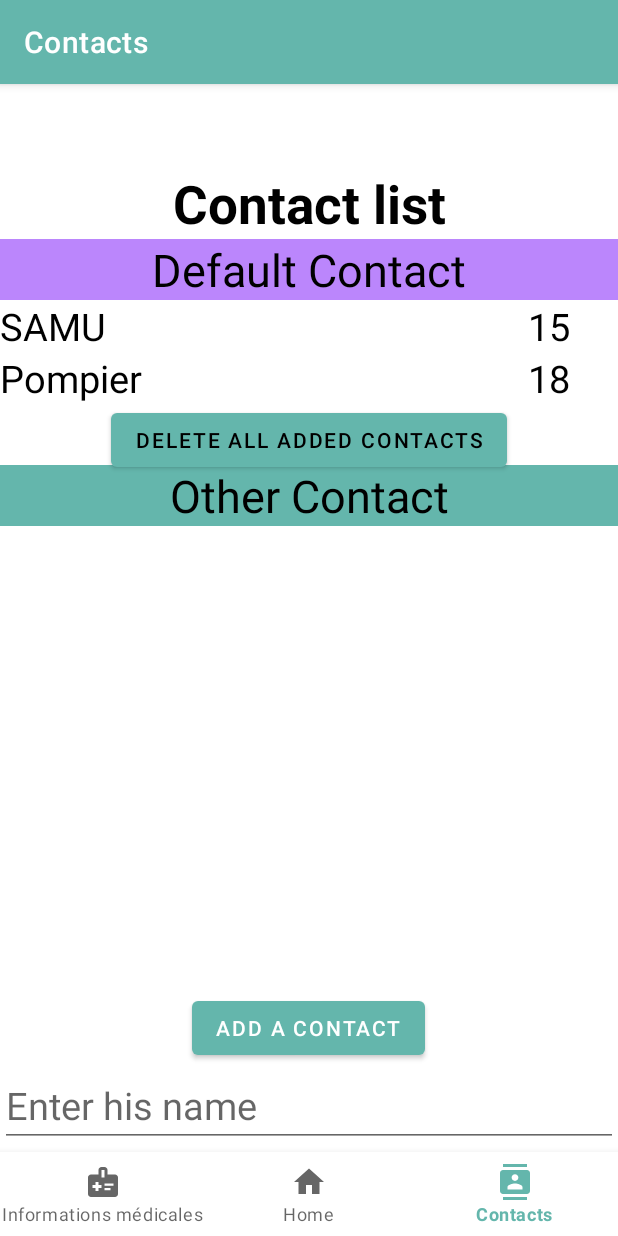
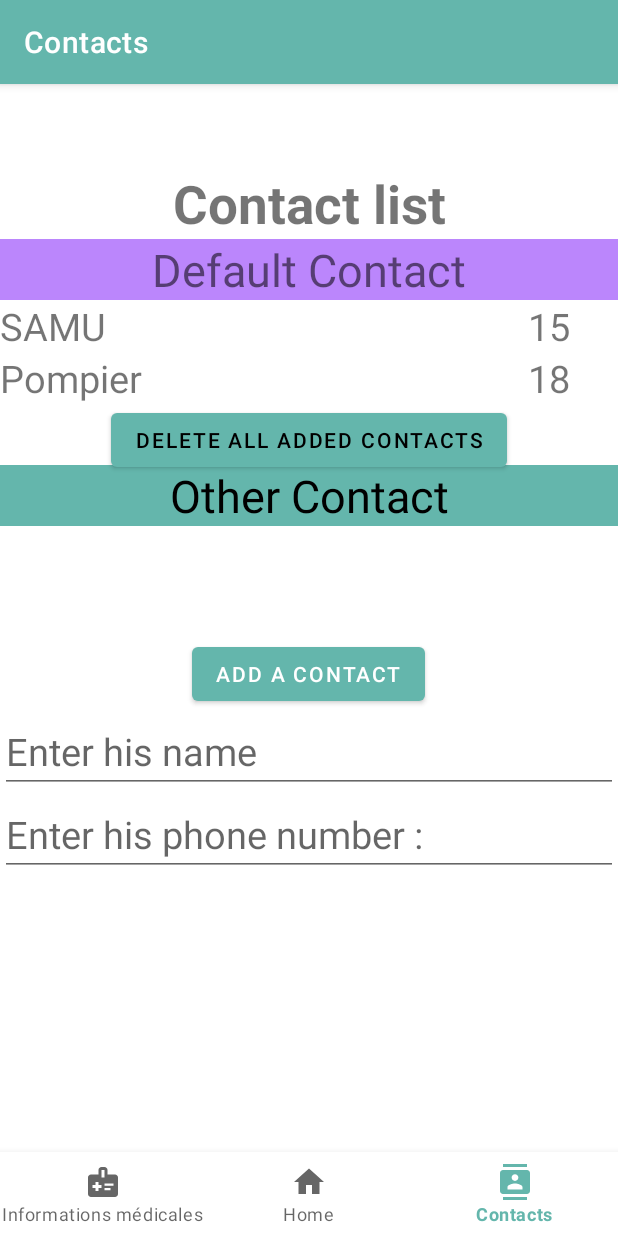
Before and after one commit to alexandre-bussiere/Pocket-Assistant, an Android app: the ContactFragment screen opened through its navigation route, on a phone screen of 412 x 824 dp. Run offline under Robolectric (Android 15) with nearby library versions, the phone set to English and light mode, and no system bars; our stand-ins replace navigation-ui.

Commit message:
plen de truc

```diff
--- a/app/src/main/java/com/example/pocket_assistant/ui/contact/ContactFragment.java
+++ b/app/src/main/java/com/example/pocket_assistant/ui/contact/ContactFragment.java
@@ -22,14 +22,14 @@ import com.example.pocket_assistant.databinding.FragmentContactBinding;
 
 public class ContactFragment extends Fragment {
 
-    private FragmentContactBinding binding;
+    private  FragmentContactBinding binding;
     private final static int NbContactMax=10;
     EditText name_Edit, phone_Edit;
     Button button_Add_Contact;
     Button button_Delete_All_Coontact;
 
     Button[] buttons_delete_Contact =new Button[NbContactMax];
-    TextView[] name_View= new TextView[NbContactMax],phone_View= new TextView[NbContactMax];
+    public  TextView[] name_View= new TextView[NbContactMax],phone_View= new TextView[NbContactMax];
     static int nbContact=0;
 
     Context context;
@@ -153,7 +153,7 @@ public class ContactFragment extends Fragment {
         return name_View;
 
     }
-    public TextView[] CreateTabContactPhone(){
+    public  TextView[] CreateTabContactPhone(){
         TextView[] phone_View= new TextView[NbContactMax];
         phone_View[0]=binding.phoneView0;
         phone_View[1]=binding.phoneView1;
--- a/app/src/main/res/layout/fragment_contact.xml
+++ b/app/src/main/res/layout/fragment_contact.xml
@@ -27,7 +27,6 @@
         android:layout_height="wrap_content"
         android:text="@string/header_contact"
         android:textAlignment="center"
-        android:textColor="@color/black"
         android:textSize="35sp"
         app:layout_constraintTop_toTopOf="parent"
         tools:layout_editor_absoluteX="-8dp" />
@@ -38,7 +37,6 @@
         android:layout_height="wrap_content"
         android:text="@string/subtitle1_contact"
         android:textAlignment="center"
-        android:textColor="@color/black"
         android:background="@color/purple_200"
         android:textSize="30sp"
         app:layout_constraintStart_toStartOf="parent"
@@ -49,7 +47,6 @@
         android:layout_width="wrap_content"
         android:layout_height="wrap_content"
         android:text="@string/default1_name_contact"
-        android:textColor="@color/black"
         android:textSize="25sp"
         app:layout_constraintStart_toStartOf="parent"
         app:layout_constraintTop_toBottomOf="@+id/subtitle1_contact" />
@@ -60,7 +57,6 @@
         android:layout_height="wrap_content"
         android:layout_marginEnd="32dp"
         android:text="@string/default1_name_phone_number"
-        android:textColor="@color/black"
         android:textSize="25sp"
         app:layout_constraintEnd_toEndOf="parent"
         app:layout_constraintTop_toBottomOf="@+id/subtitle1_contact" />
@@ -70,7 +66,6 @@
         android:layout_width="wrap_content"
         android:layout_height="wrap_content"
         android:text="@string/default2_name_contact"
-        android:textColor="@color/black"
         android:textSize="25sp"
         app:layout_constraintStart_toStartOf="parent"
         app:layout_constraintTop_toBottomOf="@+id/default1_contact_name" />
@@ -81,7 +76,6 @@
         android:layout_height="wrap_content"
         android:layout_marginEnd="32dp"
         android:text="@string/default2_name_phone_number"
-        android:textColor="@color/black"
         android:textSize="25sp"
         app:layout_constraintEnd_toEndOf="parent"
         app:layout_constraintTop_toBottomOf="@+id/default1_contact_phone" />
@@ -320,7 +314,7 @@
         android:id="@+id/buttonAdd_Contact"
         android:layout_width="wrap_content"
         android:layout_height="wrap_content"
-        android:layout_marginTop="248dp"
+        android:layout_marginTop="12dp"
         android:text="@string/Button_contact"
         app:layout_constraintEnd_toEndOf="parent"
         app:layout_constraintHorizontal_bias="0.498"
```
Also changed, not shown: app/src/main/java/com/example/pocket_assistant/MainActivity.java (+62 -18 lines), app/src/main/java/com/example/pocket_assistant/ui/home/PopUp.java (+7 -9 lines), app/src/main/res/layout/pop_up.xml (+0 -7 lines), 2 other files.
